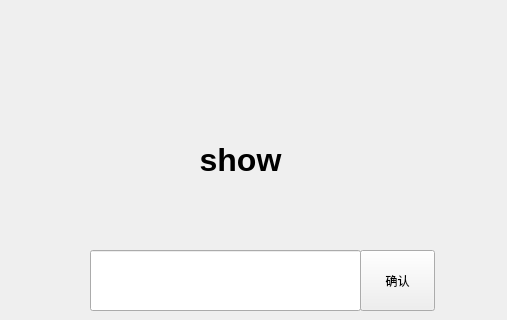
The window that src/gameWindow.ui (tangdouer1005/word_game) describes before a commit, drawn with Qt 5; both pictures show x 0 to 507 and y 0 to 320 of the 507 by 485 pixel window.
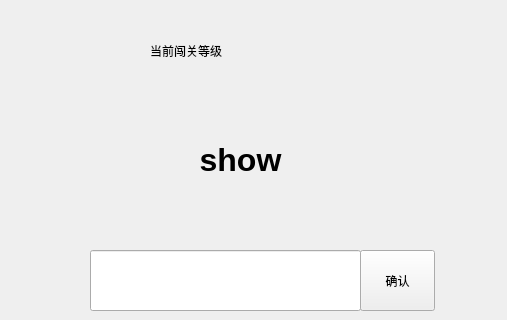
The same window after the commit.

What changed in the file:
```diff
--- a/src/gameWindow.ui
+++ b/src/gameWindow.ui
@@ -66,6 +66,19 @@
      <string>确认</string>
     </property>
    </widget>
+   <widget class="QLabel" name="show_level">
+    <property name="geometry">
+     <rect>
+      <x>150</x>
+      <y>30</y>
+      <width>191</width>
+      <height>41</height>
+     </rect>
+    </property>
+    <property name="text">
+     <string>当前闯关等级</string>
+    </property>
+   </widget>
   </widget>
   <widget class="QMenuBar" name="menubar">
    <property name="geometry">
```
